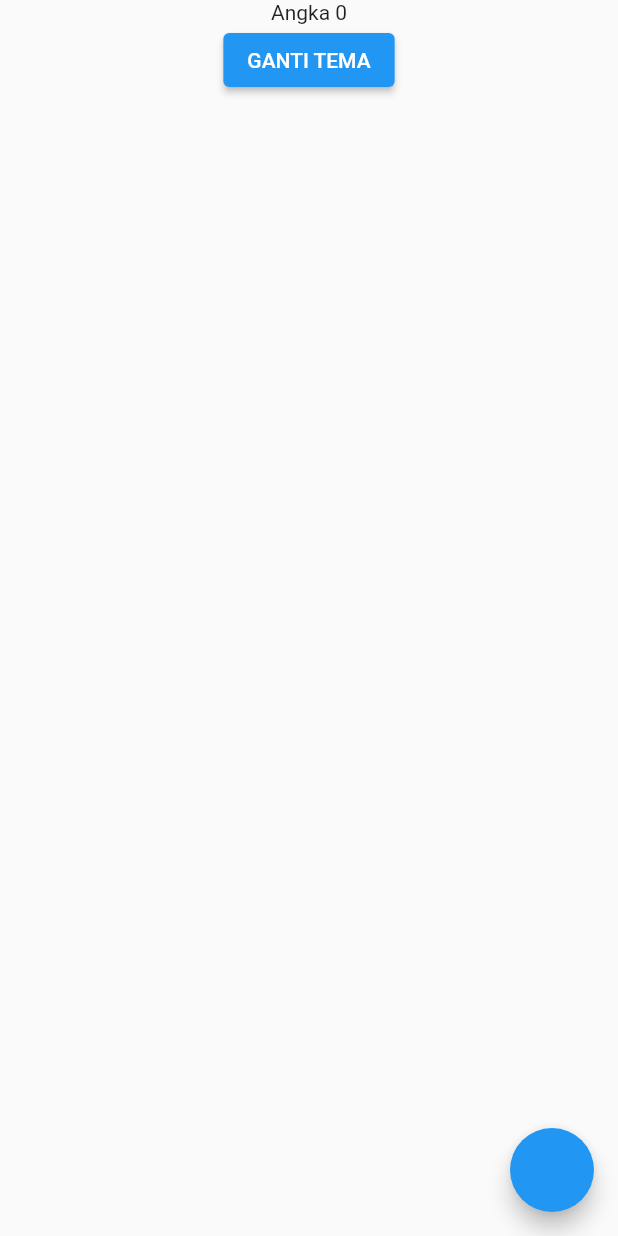
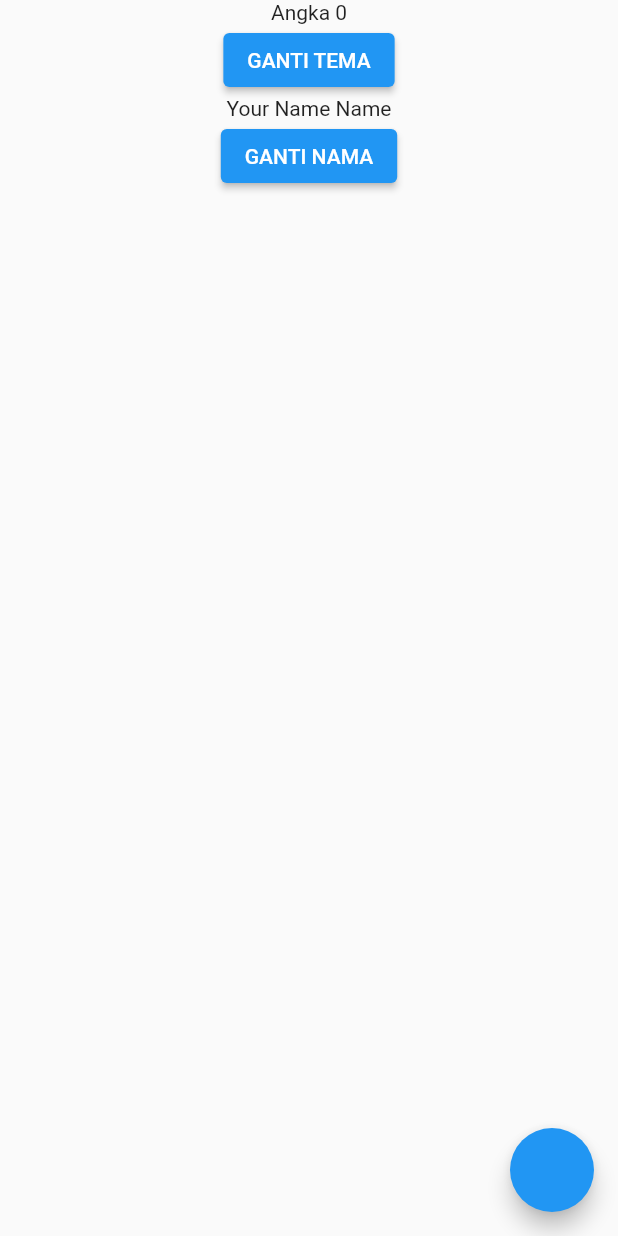
Before and after one commit to dikynugraha1111/state_get_x, a Flutter app: the screen it shows after launch, on a phone screen of 412 x 824 dp. Run offline on Flutter 3.47's test engine with Material 2 defaults, Android fonts, the phone set to English and light mode, and no system bars; our stand-ins replace get.

Commit message:
GetX with Class Model

```diff
--- /dev/null
+++ b/lib/get_x/orang_getx.dart
@@ -0,0 +1,13 @@
+import 'package:get/get.dart';
+import 'package:state_get_x/model/orang_model.dart';
+
+class OrangGetX extends GetxController {
+  String newName = "Lord";
+  Rx<Orang> orangGetX = Orang(nama: "Name").obs;
+
+  void changeName() {
+    orangGetX.update((_) {
+      orangGetX.value.nama = newName;
+    });
+  }
+}
--- a/lib/main.dart
+++ b/lib/main.dart
@@ -1,6 +1,7 @@
 import 'package:flutter/material.dart';
 import 'package:get/get.dart';
 import './get_x/counter_increament.dart';
+import 'get_x/orang_getx.dart';
 
 void main() {
   runApp(MyApp());
@@ -11,6 +12,7 @@
 
   // This widget is the root of your application.
   final CounterIncreament counterI = Get.put(CounterIncreament());
+  final OrangGetX orangGetX = Get.put(OrangGetX());
 
   @override
   Widget build(BuildContext context) {
@@ -25,6 +27,8 @@
   MyHomePage({Key? key}) : super(key: key);
 
   final CounterIncreament ci1 = Get.find();
+  final OrangGetX orangGetX = Get.find();
+
   @override
   Widget build(BuildContext context) {
     return Scaffold(
@@ -39,7 +43,16 @@
                 ci1.changeTheme();
               },
               child: const Text("GANTI TEMA"),
-            )
+            ),
+            Obx(
+              () => Text("Your Name ${orangGetX.orangGetX.value.nama}"),
+            ),
+            ElevatedButton(
+              onPressed: () {
+                orangGetX.changeName();
+              },
+              child: const Text("GANTI NAMA"),
+            ),
           ],
         ),
       ),
--- /dev/null
+++ b/lib/model/orang_model.dart
@@ -0,0 +1,5 @@
+class Orang {
+  String nama;
+
+  Orang({required this.nama});
+}
```
Also changed, not shown: 1 other file.
